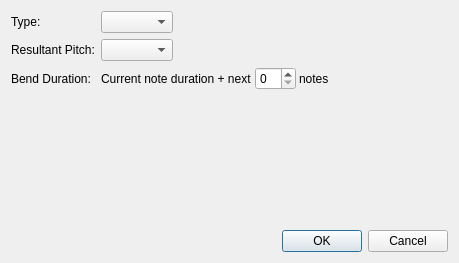
Above: source/dialogs/tremolobardialog.ui from powertab/powertabeditor before the change. Below: the same form after it.
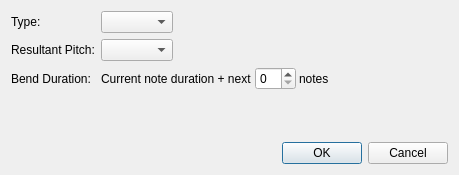
That is the form after the change.

Diff of the .ui file:
```diff
--- a/source/dialogs/tremolobardialog.ui
+++ b/source/dialogs/tremolobardialog.ui
@@ -10,7 +10,7 @@
     <x>0</x>
     <y>0</y>
     <width>459</width>
-    <height>263</height>
+    <height>175</height>
    </rect>
   </property>
   <property name="windowTitle">
```
